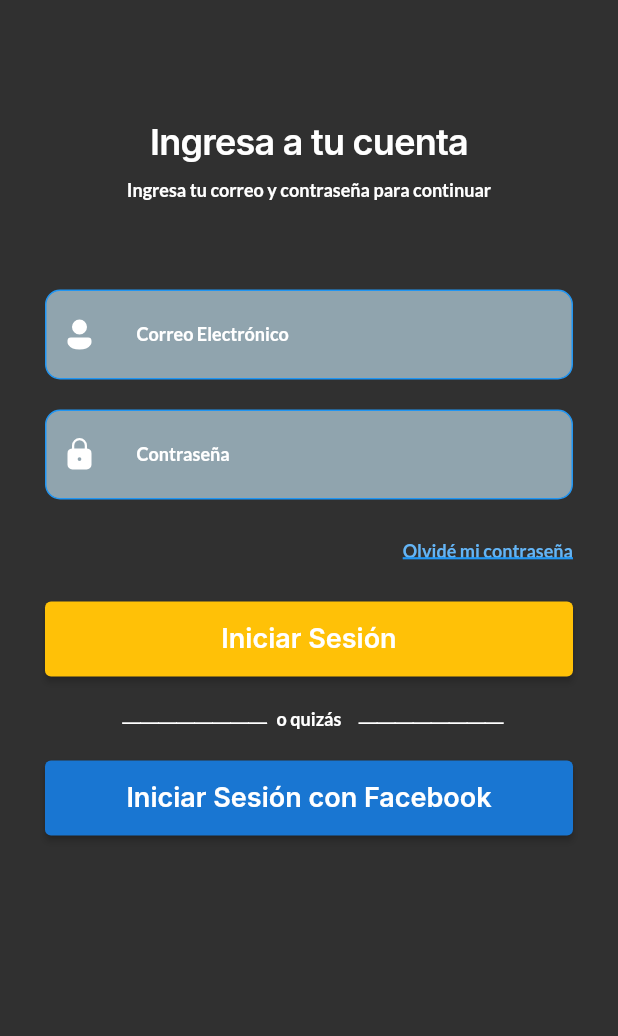
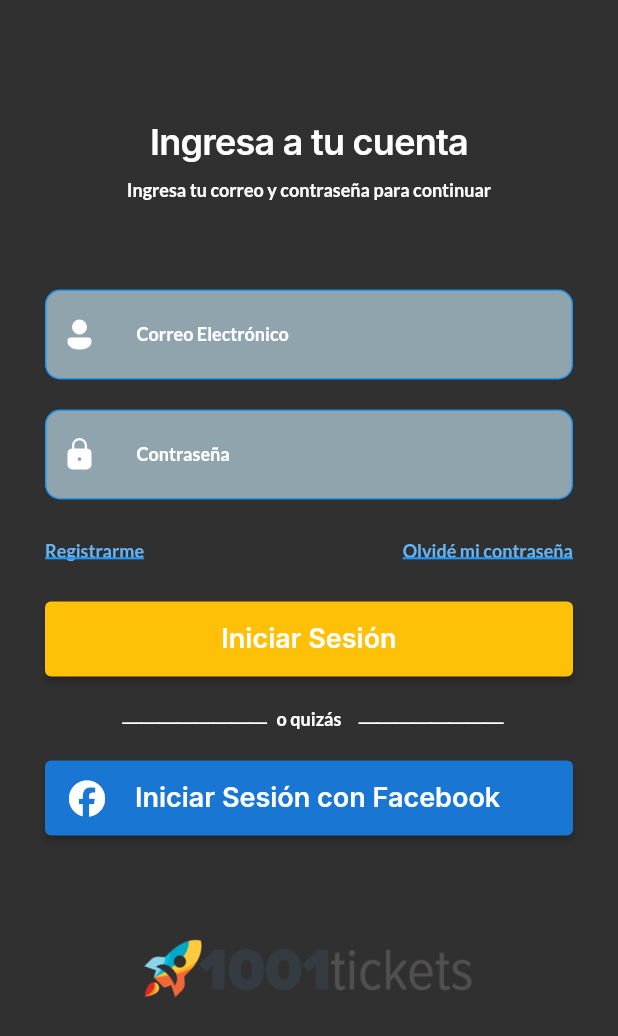
Before and after one commit to mgsotelo/Flutter1001tickets, a Flutter app: the AuthScreen screen opened directly, on a phone screen of 412 x 824 dp. Shown: the top 1036 px of the screen. Run offline on Flutter 3.47's test engine with Material 2 defaults, Android fonts, the phone set to English and light mode, and no system bars; our stand-ins replace email_validator, firebase_core, fluentui_system_icons, font_awesome_flutter, gap, getwidget and 2 more; accounts and stored records are empty.

Commit message:
adding login with facebook

```diff
--- a/lib/screens/auth_screen.dart
+++ b/lib/screens/auth_screen.dart
@@ -2,6 +2,7 @@ import 'package:email_validator/email_validator.dart';
 import 'package:fluentui_system_icons/fluentui_system_icons.dart';
 import 'package:flutter/material.dart';
 import 'package:flutter1001tickets/utils/my_styles.dart';
+import 'package:font_awesome_flutter/font_awesome_flutter.dart';
 import 'package:gap/gap.dart';
 
 class AuthScreen extends StatelessWidget {
@@ -41,8 +42,22 @@ class AuthScreen extends StatelessWidget {
                 type: "password"),
             const Gap(10),
             Row(
-              mainAxisAlignment: MainAxisAlignment.end,
+              mainAxisAlignment: MainAxisAlignment.spaceBetween,
               children: [
+                TextButton(
+                  onPressed: () {
+                    // TODO
+                  },
+                  style: ButtonStyle(
+                    padding: MaterialStateProperty.all<EdgeInsets>(
+                      EdgeInsets.zero,
+                    ),
+                  ),
+                  child: Text(
+                    "Registrarme",
+                    style: MyStyles.underlineSupportingTextStyleWhite,
+                  ),
+                ),
                 TextButton(
                   onPressed: () {
                     // TODO
@@ -95,11 +110,27 @@ class AuthScreen extends StatelessWidget {
                   backgroundColor:
                       MaterialStateProperty.all<Color>(Colors.blue[700]!),
                 ),
-                child: Text(
-                  'Iniciar Sesión con Facebook',
-                  style: MyStyles.h2StyleWhite,
+                child: Row(
+                  children: <Widget>[
+                    const Icon(FontAwesomeIcons.facebook),
+                    const Gap(20),
+                    Text(
+                      'Iniciar Sesión con Facebook',
+                      style: MyStyles.h2StyleWhite,
+                    ),
+                  ],
                 ),
               ),
+            ),
+            const Gap(60),
+            Row(
+              mainAxisAlignment: MainAxisAlignment.center,
+              children: [
+                Image.asset(
+                  'assets/images/1001tickets.png',
+                  height: 60,
+                ),
+              ],
             ),
           ],
         )),
--- a/pubspec.yaml
+++ b/pubspec.yaml
@@ -34,8 +34,9 @@ dependencies:
   # Use with the CupertinoIcons class for iOS style icons.
   cupertino_icons: ^1.0.5
 
-  # FluentUI icons
+  # icons
   fluentui_system_icons: ^1.1.198
+  font_awesome_flutter: ^10.4.0
 
   # Google fonts
   google_fonts: ^4.0.3
```
Also changed, not shown: pubspec.lock.
